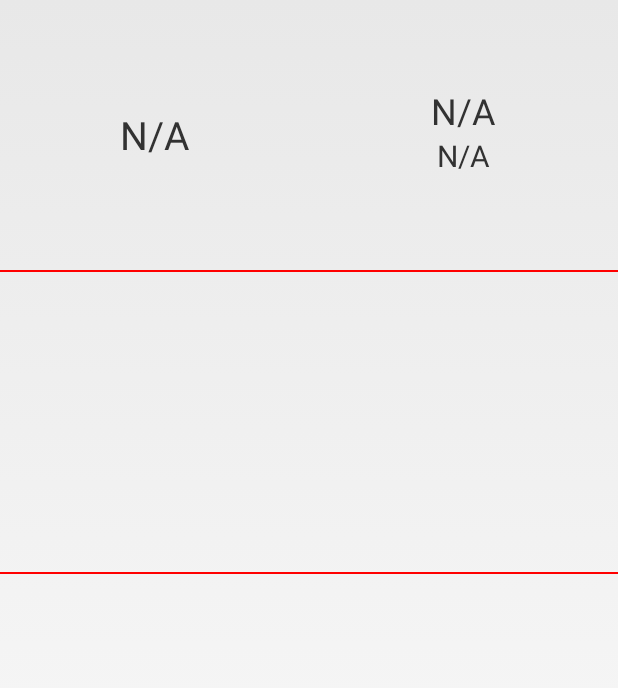
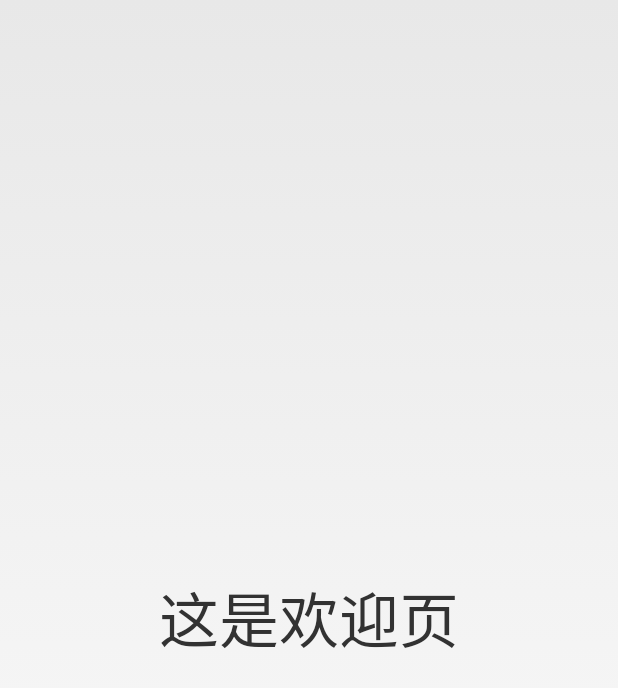
Before and after one commit to hz348618754/zhiweather, an Android app: the screen it shows after launch (MainActivity before the commit, WelcomeActivity after it), on a phone screen of 412 x 824 dp. Shown: the top 688 px of the screen. Run offline under Robolectric (Android 15) with nearby library versions, the phone set to English and light mode, and no system bars.

Commit message:
增加欢迎页，使用后台Service定位方式

```diff
--- a/app/build.gradle
+++ b/app/build.gradle
@@ -28,6 +28,7 @@ android {
 dependencies {
     implementation fileTree(include: ['*.jar'], dir: 'libs')
     implementation 'com.android.support.constraint:constraint-layout:1.1.0'
+    implementation 'com.android.support:support-v4:26.1.0'
     testImplementation 'junit:junit:4.12'
     androidTestImplementation 'com.android.support.test:runner:1.0.1'
     androidTestImplementation 'com.android.support.test.espresso:espresso-core:3.0.1'
--- /dev/null
+++ b/app/src/main/java/com/itsh/zhiweather/WelcomeActivity.java
@@ -0,0 +1,102 @@
+package com.itsh.zhiweather;
+
+import android.Manifest;
+import android.app.Activity;
+import android.content.BroadcastReceiver;
+import android.content.Context;
+import android.content.Intent;
+import android.content.IntentFilter;
+import android.content.pm.PackageManager;
+import android.os.Build;
+import android.os.Bundle;
+import android.os.Handler;
+import android.os.Looper;
+import android.widget.Toast;
+
+public class WelcomeActivity extends Activity {
+    private static final int BAIDU_READ_PHONE_STATE = 100;
+
+    private LocationReceiver locationReceiver;
+    private String getCity;
+
+    protected void onCreate(Bundle savedInstanceState) {
+        super.onCreate(savedInstanceState);
+        setContentView(R.layout.activity_welcome);
+
+
+        if (Build.VERSION.SDK_INT >= Build.VERSION_CODES.M) {
+            if (checkSelfPermission(Manifest.permission.READ_PHONE_STATE) != PackageManager.PERMISSION_GRANTED ||
+                    checkSelfPermission(Manifest.permission.ACCESS_COARSE_LOCATION) != PackageManager.PERMISSION_GRANTED ||
+                    checkSelfPermission(Manifest.permission.ACCESS_FINE_LOCATION) != PackageManager.PERMISSION_GRANTED) {
+                // 申请一个（或多个）权限，并提供用于回调返回的获取码（用户定义）
+                requestPermissions(new String[]{Manifest.permission.READ_PHONE_STATE,
+                                Manifest.permission.ACCESS_COARSE_LOCATION, Manifest.permission.ACCESS_FINE_LOCATION,
+                                Manifest.permission.READ_EXTERNAL_STORAGE, Manifest.permission.WRITE_EXTERNAL_STORAGE,},
+                        BAIDU_READ_PHONE_STATE);
+            }
+            startService(new Intent(WelcomeActivity.this, LocationService.class));
+            locationReceiver = new LocationReceiver();
+            IntentFilter filter = new IntentFilter();
+            filter.addAction("com.itsh.zhiweather.LocationService");
+            registerReceiver(locationReceiver, filter);
+
+        }
+
+        Toast.makeText(getApplicationContext(), "正在获取您的定位信息...", Toast.LENGTH_LONG).show();
+        new Thread(new Runnable() {
+            public void run() {
+                try {
+                    Thread.sleep(3000);
+                } catch (InterruptedException e) {
+                    e.printStackTrace();
+                }
+                Intent intent = new Intent(WelcomeActivity.this, MainActivity.class);
+                intent.putExtra("cityname",getCity);
+                startActivity(intent);
+            }
+        }).start();
+    }
+
+    class LocationReceiver extends BroadcastReceiver {
+        public void onReceive(Context context, Intent intent) {
+            Bundle bundle = intent.getExtras();
+            getCity = bundle.getString("city");
+        }
+    }
+
+    @Override
+    protected void onPause() {
+        super.onPause();
+        stopService(new Intent(WelcomeActivity.this, LocationReceiver.class));
+    }
+
+
+    public void onRequestPermissionsResult(int requestCode, String[] permissions, int[] grantResults) {
+        super.onRequestPermissionsResult(requestCode, permissions, grantResults);
+        switch (requestCode) {
+            //requestCode即所声明的权限获取码，在checkSelfPermission时传入
+            case 1:
+                BAIDU_READ_PHONE_STATE:
+                if (grantResults[0] == PackageManager.PERMISSION_GRANTED) {
+                    //获取到权限，做相应处理
+                    //调用定位SDK应确保相关权限均被授权，否则会引起定位失败
+                    LocationUtil.getInstance(this).startLocation();
+                    new Handler().postDelayed(new Runnable() {
+                        public void run() {
+                            startService(new Intent(WelcomeActivity.this, LocationService.class));
+                            locationReceiver = new LocationReceiver();
+                            IntentFilter filter = new IntentFilter();
+                            filter.addAction("com.itsh.zhiweather.LocationService");
+                            registerReceiver(locationReceiver, filter);
+                        }
+                    }, 1000);
+                } else {
+                    //没有获取到权限，做特殊处理
+                    Toast.makeText(this, "请开启手机的定位功能！", Toast.LENGTH_LONG);
+                }
+                break;
+            default:
+                break;
+        }
+    }
+}
--- a/app/src/main/res/layout/activity_main.xml
+++ b/app/src/main/res/layout/activity_main.xml
@@ -11,7 +11,8 @@
         android:layout_height="wrap_content"
         android:divider="@drawable/divider"
         android:showDividers="middle"
-        android:orientation="vertical">
+        android:orientation="vertical"
+        android:background="@mipmap/timg">
 
         <LinearLayout
             android:id="@+id/top"
@@ -77,9 +78,8 @@
             android:id="@+id/lv_daily"
             android:layout_width="match_parent"
             android:layout_height="160dp"
-            android:scrollbars="none"
             android:overScrollMode="never"
-            />
+            android:scrollbars="none" />
 
 
     </LinearLayout>
--- /dev/null
+++ b/app/src/main/res/layout/activity_welcome.xml
@@ -0,0 +1,21 @@
+<?xml version="1.0" encoding="utf-8"?>
+<android.support.constraint.ConstraintLayout xmlns:android="http://schemas.android.com/apk/res/android"
+    xmlns:app="http://schemas.android.com/apk/res-auto"
+    xmlns:tools="http://schemas.android.com/tools"
+    android:layout_width="match_parent"
+    android:layout_height="match_parent"
+    tools:context="com.itsh.zhiweather.WelcomeActivity">
+
+    <LinearLayout
+        android:layout_width="match_parent"
+        android:layout_height="match_parent">
+
+        <TextView
+            android:id="@+id/textView"
+            android:layout_width="match_parent"
+            android:layout_height="match_parent"
+            android:text="这是欢迎页"
+            android:textSize="40dp"
+            android:gravity="center"/>
+    </LinearLayout>
+</android.support.constraint.ConstraintLayout>
--- a/app/src/main/res/values/colors.xml
+++ b/app/src/main/res/values/colors.xml
@@ -3,4 +3,6 @@
     <color name="colorPrimary">#3F51B5</color>
     <color name="colorPrimaryDark">#303F9F</color>
     <color name="colorAccent">#FF4081</color>
+
+    <color name="black_overlay">#66000000</color>
 </resources>
--- a/app/src/main/res/values/strings.xml
+++ b/app/src/main/res/values/strings.xml
@@ -1,4 +1,8 @@
 <resources>
     <string name="app_name">zhiweather</string>
     <string name="title_activity_air_quality">AirQuality</string>
+
+    <string name="title_activity_welcome">WelcomeActivity</string>
+    <string name="dummy_button">Dummy Button</string>
+    <string name="dummy_content">DUMMY\nCONTENT</string>
 </resources>
```
Also changed, not shown: app/src/main/AndroidManifest.xml (+16 -5 lines), app/src/main/java/com/itsh/zhiweather/AirQuality.java (+32 -20 lines), app/src/main/java/com/itsh/zhiweather/LocationService.java (added, +44 -0 lines), app/src/main/java/com/itsh/zhiweather/MainActivity.java (+30 -87 lines), app/src/main/res/layout/activity_air_quality.xml (+8 -0 lines), app/src/main/res/values/attrs.xml (added, +12 -0 lines), app/src/main/res/values/styles.xml (+12 -0 lines), app/src/main/res/mipmap-hdpi/cancel.png (added), app/src/main/res/mipmap-hdpi/sunny.jpg (added).
